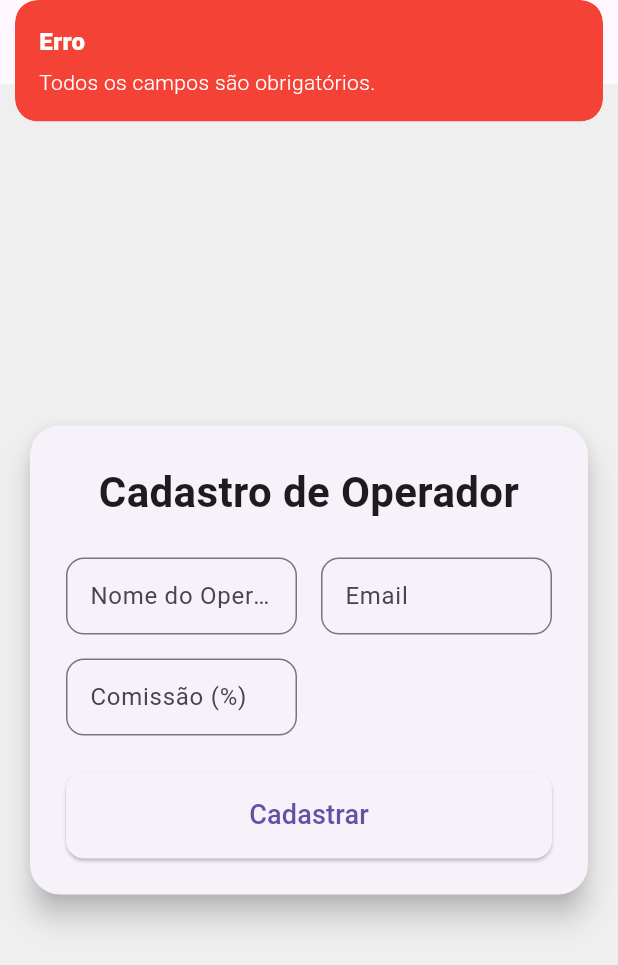
After one commit to Raizhe/comissao-flutter-web, a Flutter app: the OperatorFormPage screen opened by its route, after a tap on "Cadastrar", on a phone screen of 412 x 824 dp. The commit adds this screen. Shown: the top 965 px of the screen. Run offline on Flutter 3.47's test engine with Material 3 defaults, Android fonts, the phone set to English and light mode, and no system bars; our stand-ins replace cloud_firestore, firebase_auth, firebase_core, fl_chart, flutter_masked_text2, get; accounts and stored records are empty.

Commit message:
new registration page has been added

```diff
--- /dev/null
+++ b/lib/data/models/operator_model.dart
@@ -0,0 +1,40 @@
+import 'package:cloud_firestore/cloud_firestore.dart';
+
+class OperatorModel {
+  String operatorId;
+  String name;
+  String email;
+  double commission;
+  Timestamp createdAt;
+
+  OperatorModel({
+    required this.operatorId,
+    required this.name,
+    required this.email,
+    required this.commission,
+    required this.createdAt,
+  });
+
+  // Função para converter dados Firestore para objeto OperatorModel
+  factory OperatorModel.fromFirestore(DocumentSnapshot doc) {
+    Map<String, dynamic> data = doc.data() as Map<String, dynamic>;
+
+    return OperatorModel(
+      operatorId: doc.id,
+      name: data['name'] ?? '',
+      email: data['email'] ?? '',
+      commission: double.tryParse(data['commission'].toString()) ?? 0.0,
+      createdAt: data['createdAt'] ?? Timestamp.now(),
+    );
+  }
+
+  // Função para converter objeto OperatorModel em mapa para Firestore
+  Map<String, dynamic> toMap() {
+    return {
+      'name': name,
+      'email': email,
+      'commission': commission,
+      'createdAt': createdAt,
+    };
+  }
+}
--- /dev/null
+++ b/lib/presentation/screens/operator/operator_form_page.dart
@@ -0,0 +1,168 @@
+import 'package:flutter/material.dart';
+import 'package:get/get.dart';
+import 'package:uuid/uuid.dart';
+import 'package:cloud_firestore/cloud_firestore.dart';
+import '../../../data/models/operator_model.dart';
+import '../../../data/repositories/operator_repository.dart';
+
+class OperatorFormPage extends StatelessWidget {
+  final OperatorRepository _operatorRepository = OperatorRepository();
+
+  // Controladores dos campos de texto
+  final TextEditingController _nameController = TextEditingController();
+  final TextEditingController _emailController = TextEditingController();
+  final TextEditingController _commissionController = TextEditingController();
+
+  OperatorFormPage({Key? key}) : super(key: key);
+
+  @override
+  Widget build(BuildContext context) {
+    return Scaffold(
+      backgroundColor: const Color(0xFFEFEFEF),
+      appBar: AppBar(
+        title: const Text('Cadastrar Operador'),
+      ),
+      body: Center(
+        child: SingleChildScrollView(
+          child: Padding(
+            padding: const EdgeInsets.all(16.0),
+            child: SizedBox(
+              width: 600, // Definição da largura do card
+              child: Card(
+                elevation: 8.0,
+                shape: RoundedRectangleBorder(
+                  borderRadius: BorderRadius.circular(20.0),
+                ),
+                child: Padding(
+                  padding: const EdgeInsets.all(24.0),
+                  child: Column(
+                    crossAxisAlignment: CrossAxisAlignment.stretch,
+                    children: [
+                      const Text(
+                        'Cadastro de Operador',
+                        textAlign: TextAlign.center,
+                        style: TextStyle(
+                          fontSize: 28,
+                          fontWeight: FontWeight.bold,
+                        ),
+                      ),
+                      const SizedBox(height: 24),
+                      _buildFormGrid(), // Formulário
+                      const SizedBox(height: 24),
+                      ElevatedButton(
+                        style: ElevatedButton.styleFrom(
+                          padding: const EdgeInsets.symmetric(vertical: 16.0),
+                          shape: RoundedRectangleBorder(
+                            borderRadius: BorderRadius.circular(12.0),
+                          ),
+                        ),
+                        onPressed: addOperator, // Função para adicionar operador
+                        child: const Text(
+                          'Cadastrar',
+                          style: TextStyle(fontSize: 18),
+                        ),
+                      ),
+                    ],
+                  ),
+                ),
+              ),
+            ),
+          ),
+        ),
+      ),
+    );
+  }
+
+  // Grid com os campos do formulário
+  Widget _buildFormGrid() {
+    return GridView(
+      shrinkWrap: true,
+      physics: const NeverScrollableScrollPhysics(),
+      gridDelegate: const SliverGridDelegateWithFixedCrossAxisCount(
+        crossAxisCount: 2, // Dois campos por linha
+        childAspectRatio: 3,
+        crossAxisSpacing: 16,
+        mainAxisSpacing: 16,
+      ),
+      children: [
+        _buildTextField(_nameController, 'Nome do Operador'),
+        _buildTextField(
+          _emailController,
+          'Email',
+          TextInputType.emailAddress,
+        ),
+        _buildTextField(
+          _commissionController,
+          'Comissão (%)',
+          TextInputType.number,
+        ),
+      ],
+    );
+  }
+
+  // Widget para construir os campos de texto
+  Widget _buildTextField(
+      TextEditingController controller, String label, [TextInputType? type]) {
+    return TextField(
+      controller: controller,
+      keyboardType: type,
+      decoration: InputDecoration(
+        labelText: label,
+        border: OutlineInputBorder(
+          borderRadius: BorderRadius.circular(12.0),
+        ),
+      ),
+    );
+  }
+
+  // Função para validar os inputs do formulário
+  bool _validateInputs() {
+    if (_nameController.text.trim().isEmpty ||
+        _emailController.text.trim().isEmpty ||
+        _commissionController.text.trim().isEmpty) {
+      Get.snackbar('Erro', 'Todos os campos são obrigatórios.',
+          backgroundColor: Colors.red, colorText: Colors.white);
+      return false;
+    }
+
+    if (!_isEmailValid(_emailController.text.trim())) {
+      Get.snackbar('Erro', 'Por favor, insira um email válido.',
+          backgroundColor: Colors.red, colorText: Colors.white);
+      return false;
+    }
+
+    return true;
+  }
+
+  // Função para validar se o email está no formato correto
+  bool _isEmailValid(String email) {
+    final emailRegex = RegExp(
+        r"^[a-zA-Z0-9._%+-]+@[a-zA-Z0-9.-]+\.[a-zA-Z]{2,}$");
+    return emailRegex.hasMatch(email);
+  }
+
+  // Função para adicionar o operador ao banco de dados
+  Future<void> addOperator() async {
+    if (!_validateInputs()) return;
+
+    try {
+      OperatorModel operator = OperatorModel(
+        operatorId: const Uuid().v4(),
+        name: _nameController.text.trim(),
+        email: _emailController.text.trim(),
+        commission: double.parse(_commissionController.text.trim()),
+        createdAt: Timestamp.fromDate(DateTime.now()),
+      );
+
+      await _operatorRepository.addOperator(operator);
+      Get.snackbar('Sucesso', 'Operador cadastrado com sucesso!',
+          backgroundColor: Colors.green, colorText: Colors.white);
+
+      // Redirecionar para a home após o cadastro
+      Get.offAllNamed('/home');
+    } catch (e) {
+      Get.snackbar('Erro', 'Erro ao cadastrar operador: $e',
+          backgroundColor: Colors.red, colorText: Colors.white);
+    }
+  }
+}
--- a/lib/presentation/screens/pre_seller/controllers/pre_seller_controller.dart
+++ b/lib/presentation/screens/pre_seller/controllers/pre_seller_controller.dart
@@ -17,7 +17,7 @@ class PreSellerController extends GetxController {
         preSellerId: preSellerId,
         name: nameController.text.trim(),
         email: emailController.text.trim(),
-        commissionRate: double.parse(commissionRateController.text.trim()),
+        comissao: double.parse(commissionRateController.text.trim()),
         createdAt: DateTime.now(),
         clients: [],
       );
--- a/lib/presentation/screens/pre_seller/pre_seller_form_page.dart
+++ b/lib/presentation/screens/pre_seller/pre_seller_form_page.dart
@@ -23,7 +23,7 @@ class _PreSellerFormPageState extends State<PreSellerFormPage> {
         preSellerId: preSellerId,
         name: _nameController.text,
         email: _emailController.text,
-        commissionRate: 0.25, // Taxa de comissão padrão
+        comissao: 0.25, // Taxa de comissão padrão
         createdAt: DateTime.now(),
         clients: [],
       );
```
Also changed, not shown: lib/data/models/pre_seller_model.dart (+6 -6 lines), lib/data/models/seller_model.dart (+5 -5 lines), lib/data/repositories/operator_repository.dart (added, +26 -0 lines), lib/main.dart (+5 -4 lines), lib/presentation/screens/operator/controllers/operator_controller.dart (added, +43 -0 lines), lib/widgets/side_bar_widget.dart (+5 -5 lines), 1 other file.
